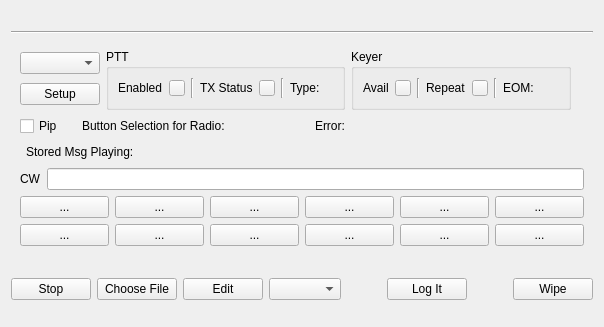
This is mqt/MqtLogger/dmbuttonframe.ui in Rsclub22/Minos2-Mirror as Qt 5 draws it before an edit. The edited form follows.
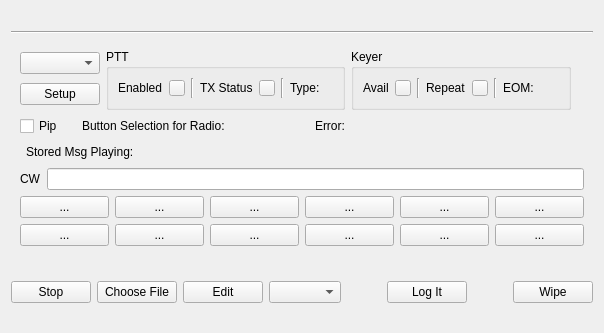
This is the edited form.

```diff
--- a/mqt/MqtLogger/dmbuttonframe.ui
+++ b/mqt/MqtLogger/dmbuttonframe.ui
@@ -7,7 +7,7 @@
     <x>0</x>
     <y>0</y>
     <width>604</width>
-    <height>327</height>
+    <height>333</height>
    </rect>
   </property>
   <property name="windowTitle">
```
Left out of the diff: 2 changed lines with no effect on the pictures.
